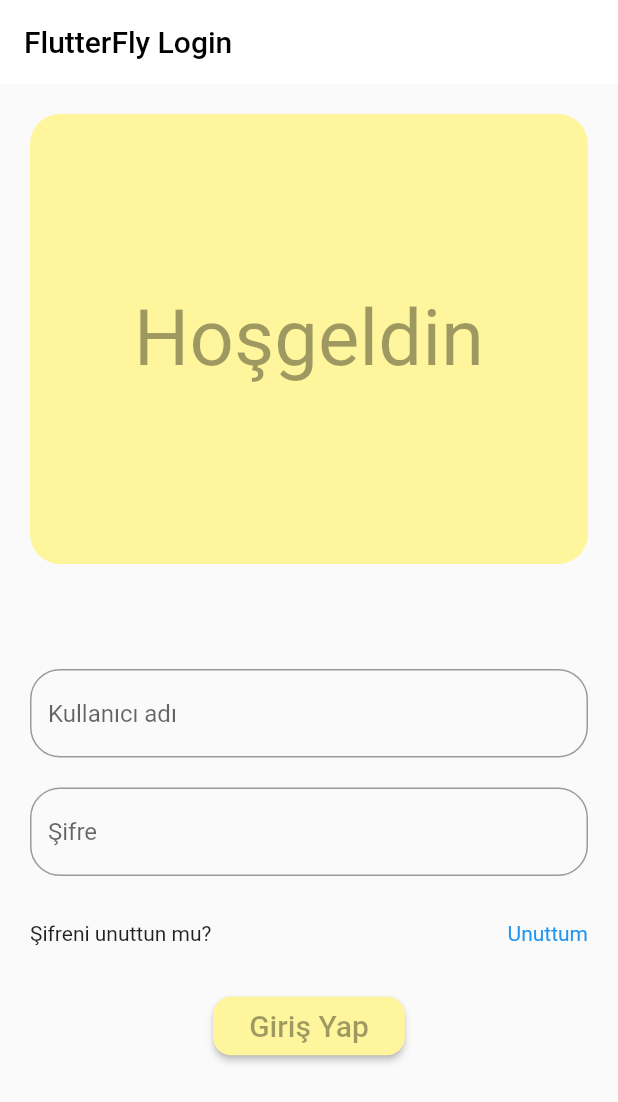
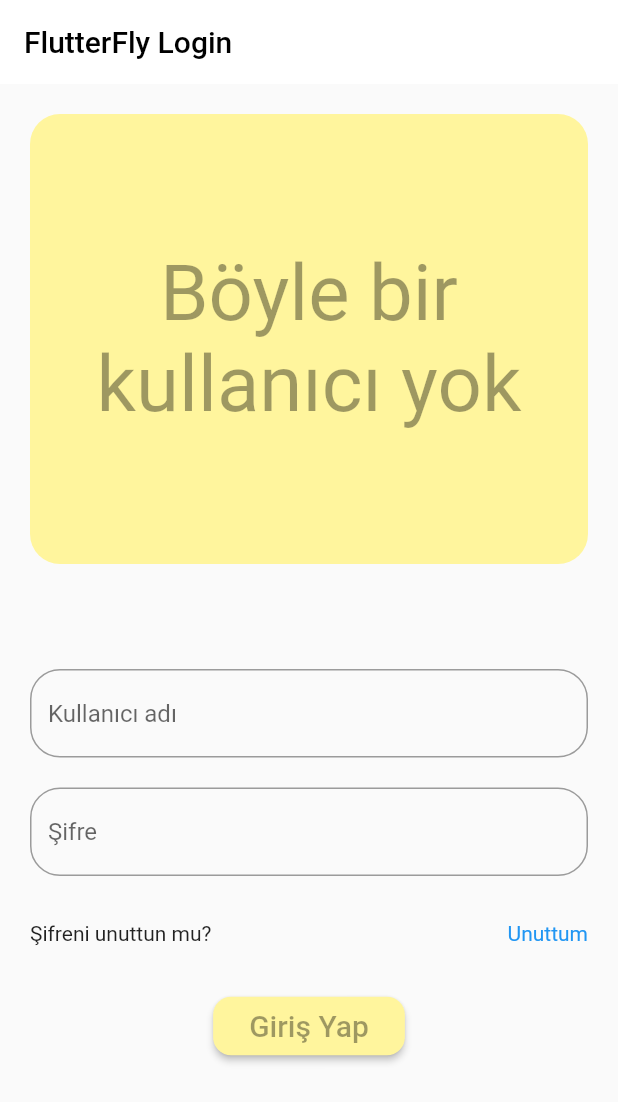
Before and after one commit to hasaneke/flutterfly, a Flutter app: the screen it shows after launch, after a tap on "Giriş Yap", on a phone screen of 412 x 824 dp. Shown: the top 1102 px of the screen. Run offline on Flutter 3.47's test engine with Material 2 defaults, Android fonts, the light colour scheme and no system bars.

Commit message:
navigasyonlar ve parametre geçirme

```diff
--- a/lib/101/2/loginpage/login_pagev.dart
+++ b/lib/101/examples/login_page_new.dart
@@ -1,6 +1,7 @@
 import 'package:flutter/material.dart';
 import 'package:flutter/src/widgets/container.dart';
 import 'package:flutter/src/widgets/framework.dart';
+import 'package:flutterfly/101/examples/home_page.dart';
 
 class NewLoginPage extends StatefulWidget {
   const NewLoginPage({super.key});
@@ -14,6 +15,9 @@ class _NewLoginPageState extends State<NewLoginPage> {
   TextEditingController passwordControler = TextEditingController();
 
   String message = 'Giriş Yap';
+
+  String username = "muratyıldırım";
+  String password = "1234567";
   @override
   Widget build(BuildContext context) {
     return Scaffold(
@@ -40,7 +44,7 @@ class _NewLoginPageState extends State<NewLoginPage> {
                 child: Text(
                   message,
                   textAlign: TextAlign.center,
-                  style: TextStyle(
+                  style: const TextStyle(
                     fontSize: 52,
                     color: Colors.black38,
                   ),
@@ -58,7 +62,6 @@ class _NewLoginPageState extends State<NewLoginPage> {
               const SizedBox(height: 20),
               TextField(
                 controller: passwordControler,
-                obscureText: true,
                 decoration: InputDecoration(
                     hintText: 'Şifre',
                     border: OutlineInputBorder(
@@ -79,8 +82,17 @@ class _NewLoginPageState extends State<NewLoginPage> {
               ElevatedButton(
                 onPressed: () {
                   setState(() {
-                    // ARTIK GİRİŞ YAPTI MESAJI GÜNCELLE
-                    message = 'Hoşgeldin ' + usernameController.text;
+                    if (usernameController.text == username &&
+                        passwordControler.text == password) {
+                      Navigator.of(context).push(
+                        MaterialPageRoute(
+                            builder: (context) =>
+                                HomePage(username: usernameController.text)),
+                      );
+                    } else {
+                      message = "Böyle bir kullanıcı yok";
+                      // BİR DİALOG GÖSTERİLSİN
+                    }
                   });
                 },
                 child: Padding(
--- a/lib/main.dart
+++ b/lib/main.dart
@@ -1,7 +1,8 @@
 import 'package:flutter/material.dart';
 import 'package:flutterfly/101/2/boxdecoration/box_decoration.dart';
-import 'package:flutterfly/101/2/loginpage/login_pagev.dart';
-import 'package:flutterfly/101/login/login_page.dart';
+import 'package:flutterfly/101/examples/home_page.dart';
+import 'package:flutterfly/101/examples/login_page_new.dart';
+import 'package:flutterfly/101/examples/login_page.dart';
 
 void main() {
   runApp(const MaterialApp(
```
Also changed, not shown: lib/101/examples/home_page.dart (added, +32 -0 lines), lib/101/examples/login_page.dart (renamed from lib/101/login/login_page.dart).
